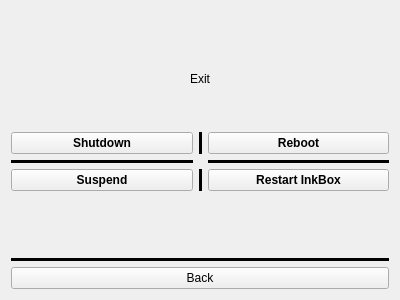
Before: the Qt Designer form src/quit/quit.ui in Quill-OS/quill, drawn with Qt 5.
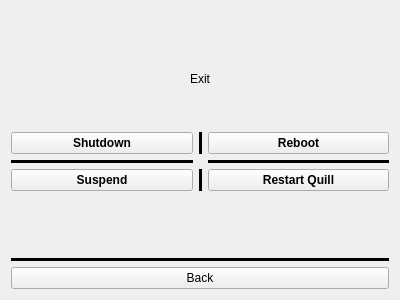
After: the same form once the commit is applied.

Diff of the .ui file:
```diff
--- a/src/quit/quit.ui
+++ b/src/quit/quit.ui
@@ -125,7 +125,7 @@
               </font>
              </property>
              <property name="text">
-              <string>Restart InkBox</string>
+              <string>Restart Quill</string>
              </property>
             </widget>
            </item>
```
